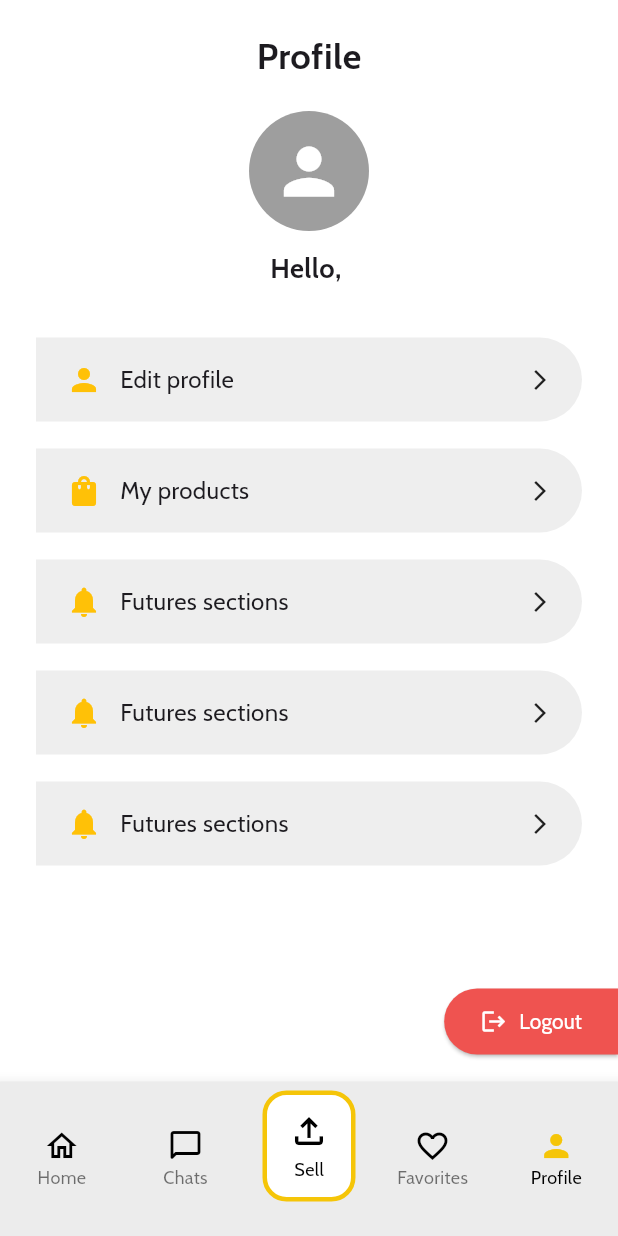
After one commit to MOVILES-G22-2025/Flutter, a Flutter app: the ProfilePage screen opened by its route, on a phone screen of 412 x 824 dp. The commit adds this screen. Run offline on Flutter 3.47's test engine with Material 3 defaults, Android fonts, the phone set to English and light mode, and no system bars; our stand-ins replace cached_network_image, cloud_firestore, firebase_auth, firebase_core, firebase_messaging, firebase_storage and 1 more; missing offline and left inert: algolia; accounts and stored records are empty.

Commit message:
feat: add user ID handling in product management and implement My Products and Profile pages

```diff
--- a/lib/data/repositories/product_repository_impl.dart
+++ b/lib/data/repositories/product_repository_impl.dart
@@ -49,7 +49,7 @@ class ProductRepositoryImpl implements ProductRepository {
     if (imageUrls.isEmpty) throw Exception("No images uploaded");
 
     final sellerName = await _remoteDataSource.getSellerName(user.uid);
-    final updatedProduct = product.copyWith(imageUrls: imageUrls, sellerName: sellerName);
+    final updatedProduct = product.copyWith(imageUrls: imageUrls, sellerName: sellerName, userId: user.uid);
     final dto = ProductDTO.fromDomain(updatedProduct);
 
     await _remoteDataSource.saveProduct(user.uid, dto);
--- a/lib/domain/entities/product.dart
+++ b/lib/domain/entities/product.dart
@@ -10,6 +10,7 @@ class Product {
   final String sellerName;
   final List<String> favoritedBy;
   final DateTime? timestamp;
+  final String userId;
 
   const Product({
     required this.id,
@@ -21,6 +22,8 @@ class Product {
     required this.sellerName,
     required this.favoritedBy,
     this.timestamp,
+    required this.userId,
+
   });
 
   /// Creates a copy of the product with optional field overrides.
@@ -34,6 +37,7 @@ class Product {
     String? sellerName,
     List<String>? favoritedBy,
     DateTime? timestamp,
+    String? userId,
   }) {
     return Product(
       id: id ?? this.id,
@@ -45,6 +49,7 @@ class Product {
       sellerName: sellerName ?? this.sellerName,
       favoritedBy: favoritedBy ?? this.favoritedBy,
       timestamp: timestamp ?? this.timestamp,
+      userId: userId ?? this.userId,
     );
   }
 
@@ -62,7 +67,8 @@ class Product {
               imageUrls.toString() == other.imageUrls.toString() &&
               sellerName == other.sellerName &&
               favoritedBy.toString() == other.favoritedBy.toString() &&
-              timestamp == other.timestamp;
+              timestamp == other.timestamp &&
+              userId == other.userId;
 
   /// Custom hashCode to support equality.
   @override
@@ -75,5 +81,6 @@ class Product {
       imageUrls.hashCode ^
       sellerName.hashCode ^
       favoritedBy.hashCode ^
-      timestamp.hashCode;
+      timestamp.hashCode ^
+      userId.hashCode;
 }
--- a/lib/main.dart
+++ b/lib/main.dart
@@ -20,6 +20,8 @@ import 'package:senemarket/presentation/views/login/login_page.dart';
 import 'package:senemarket/presentation/views/products/add_product_page.dart';
 import 'package:senemarket/presentation/views/login/signin_page.dart';
 import 'package:senemarket/presentation/views/login/signup_page.dart';
+import 'package:senemarket/presentation/views/profile/my_products_page.dart';
+import 'package:senemarket/presentation/views/profile/profile_page.dart';
 import 'package:senemarket/presentation/views/splash/splash_screen.dart';
 
 import 'package:senemarket/presentation/views/products/viewmodel/add_product_viewmodel.dart';
@@ -57,6 +59,7 @@ class SenemarketApp extends StatelessWidget {
         ChangeNotifierProvider(create: (context) => AddProductViewModel(context.read<ProductRepository>())),
         ChangeNotifierProvider(create: (_) => FavoritesViewModel()),
       ],
+
       child: MaterialApp(
         debugShowCheckedModeBanner: false,
         initialRoute: '/splash',
@@ -85,6 +88,8 @@ class SenemarketApp extends StatelessWidget {
           '/home': (_) => const HomePage(),
           '/add_product': (_) => const AddProductPage(),
           '/favorites': (_) => const FavoritesPage(),
+          '/profile': (_) => const ProfilePage(),
+          '/my_products': (_) => const MyProductsPage(),
         },
       ),
     );
--- a/lib/presentation/views/products/viewmodel/add_product_viewmodel.dart
+++ b/lib/presentation/views/products/viewmodel/add_product_viewmodel.dart
@@ -37,6 +37,7 @@ class AddProductViewModel extends ChangeNotifier {
         imageUrls: [], // Uploaded later
         sellerName: '', // Retrieved from backend
         favoritedBy: [],
+        userId: '', // Retrieved from backend
       );
 
       // Send product data to repository for uploading
--- /dev/null
+++ b/lib/presentation/views/profile/profile_page.dart
@@ -0,0 +1,186 @@
+import 'package:firebase_auth/firebase_auth.dart';
+import 'package:cloud_firestore/cloud_firestore.dart';
+import 'package:flutter/material.dart';
+import 'package:senemarket/constants.dart';
+import 'package:senemarket/presentation/widgets/global/navigation_bar.dart';
+
+class ProfilePage extends StatefulWidget {
+  const ProfilePage({Key? key}) : super(key: key);
+
+  @override
+  State<ProfilePage> createState() => _ProfilePageState();
+}
+
+class _ProfilePageState extends State<ProfilePage> {
+  int _selectedIndex = 4;
+  String userName = 'User';
+
+  @override
+  void initState() {
+    super.initState();
+    _loadUserData();
+  }
+
+  Future<void> _loadUserData() async {
+    final user = FirebaseAuth.instance.currentUser;
+    if (user != null) {
+      final doc = await FirebaseFirestore.instance.collection('users').doc(user.uid).get();
+      if (doc.exists) {
+        setState(() {
+          userName = doc.data()?['name'] ?? 'User';
+        });
+      }
+    }
+  }
+
+  void _logout() async {
+    await FirebaseAuth.instance.signOut();
+    Navigator.pushReplacementNamed(context, '/signIn');
+  }
+
+  void _onItemTapped(int index) {
+    if (index != _selectedIndex) {
+      switch (index) {
+        case 0:
+          Navigator.pushReplacementNamed(context, '/home');
+          break;
+        case 1:
+          Navigator.pushReplacementNamed(context, '/chats');
+          break;
+        case 2:
+          Navigator.pushReplacementNamed(context, '/add_product');
+          break;
+        case 3:
+          Navigator.pushReplacementNamed(context, '/favorites');
+          break;
+        case 4:
+        default:
+          break;
+      }
+    }
+  }
+
+  Widget _buildOptionTile(String text, IconData icon, VoidCallback onTap) {
+    return Padding(
+      padding: const EdgeInsets.symmetric(horizontal: 0.0, vertical: 9),
+      child: InkWell(
+        onTap: onTap,
+        borderRadius: const BorderRadius.only(
+          topRight: Radius.circular(30),
+          bottomRight: Radius.circular(30),
+        ),
+        child: Container(
+          padding: const EdgeInsets.symmetric(vertical: 16.0, horizontal: 20),
+          decoration: BoxDecoration(
+            color: Colors.grey[200],
+            borderRadius: const BorderRadius.only(
+              topRight: Radius.circular(30),
+              bottomRight: Radius.circular(30),
+              topLeft: Radius.circular(0),
+              bottomLeft: Radius.circular(0),
+            ),
+          ),
+          child: Row(
+            children: [
+              Icon(icon, color: Colors.amber),
+              const SizedBox(width: 12),
+              Expanded(
+                child: Text(
+                  text,
+                  style: const TextStyle(
+                    fontSize: 16,
+                    fontWeight: FontWeight.w500,
+                    fontFamily: 'Cabin',
+                  ),
+                ),
+              ),
+              const Icon(Icons.arrow_forward_ios, size: 16),
+            ],
+          ),
+        ),
+      ),
+    );
+  }
+
+  @override
+  Widget build(BuildContext context) {
+    return Scaffold(
+      backgroundColor: AppColors.primary50,
+      bottomNavigationBar: NavigationBarApp(selectedIndex: _selectedIndex),
+      body: SafeArea(
+        child: Stack(
+          children: [
+            ListView(
+              padding: const EdgeInsets.symmetric(horizontal: 24),
+              children: [
+                const SizedBox(height: 20),
+                const Center(
+                  child: Text(
+                    'Profile',
+                    style: TextStyle(
+                      fontSize: 24,
+                      fontWeight: FontWeight.bold,
+                      fontFamily: 'Cabin',
+                    ),
+                  ),
+                ),
+                const SizedBox(height: 20),
+                const Center(
+                  child: CircleAvatar(
+                    radius: 40,
+                    backgroundColor: Colors.grey,
+                    child: Icon(Icons.person, size: 50, color: Colors.white),
+                  ),
+                ),
+                const SizedBox(height: 12),
+                Center(
+                  child: Text(
+                    'Hello, $userName',
+                    style: const TextStyle(
+                      fontSize: 18,
+                      fontWeight: FontWeight.bold,
+                      fontFamily: 'Cabin',
+                    ),
+                  ),
+                ),
+                const SizedBox(height: 24),
+
+                _buildOptionTile('Edit profile', Icons.person, () {}),
+                _buildOptionTile('My products', Icons.shopping_bag, () {
+                  Navigator.pushNamed(context, '/my_products');
+                }),
+                _buildOptionTile('Futures sections', Icons.notifications, () {}),
+                _buildOptionTile('Futures sections', Icons.notifications, () {}),
+                _buildOptionTile('Futures sections', Icons.notifications, () {}),
+                const SizedBox(height: 90),
+              ],
+            ),
+
+            // Logout button (bottom right)
+            Positioned(
+              bottom: 16,
+              right: 0,
+              child: ElevatedButton.icon(
+                onPressed: _logout,
+                icon: const Icon(Icons.logout, color: Colors.white),
+                label: const Text('Logout', style: TextStyle(color: Colors.white)),
+                style: ElevatedButton.styleFrom(
+                  backgroundColor: Colors.red.shade400,
+                  shape: const RoundedRectangleBorder(
+                    borderRadius: BorderRadius.only(
+                      topLeft: Radius.circular(40),
+                      bottomLeft: Radius.circular(40),
+                      topRight: Radius.circular(0),
+                      bottomRight: Radius.circular(0),
+                    ),
+                  ),
+                  padding: const EdgeInsets.symmetric(horizontal: 24, vertical: 12),
+                ),
+              ),
+            ),
+          ],
+        ),
+      ),
+    );
+  }
+}
```
Also changed, not shown: lib/data/models/product_dto.dart (+10 -0 lines), lib/presentation/views/home_page.dart (+5 -2 lines), lib/presentation/views/products/viewmodel/product_search_viewmodel.dart (+15 -2 lines), lib/presentation/views/profile/my_products_page.dart (added, +78 -0 lines).
